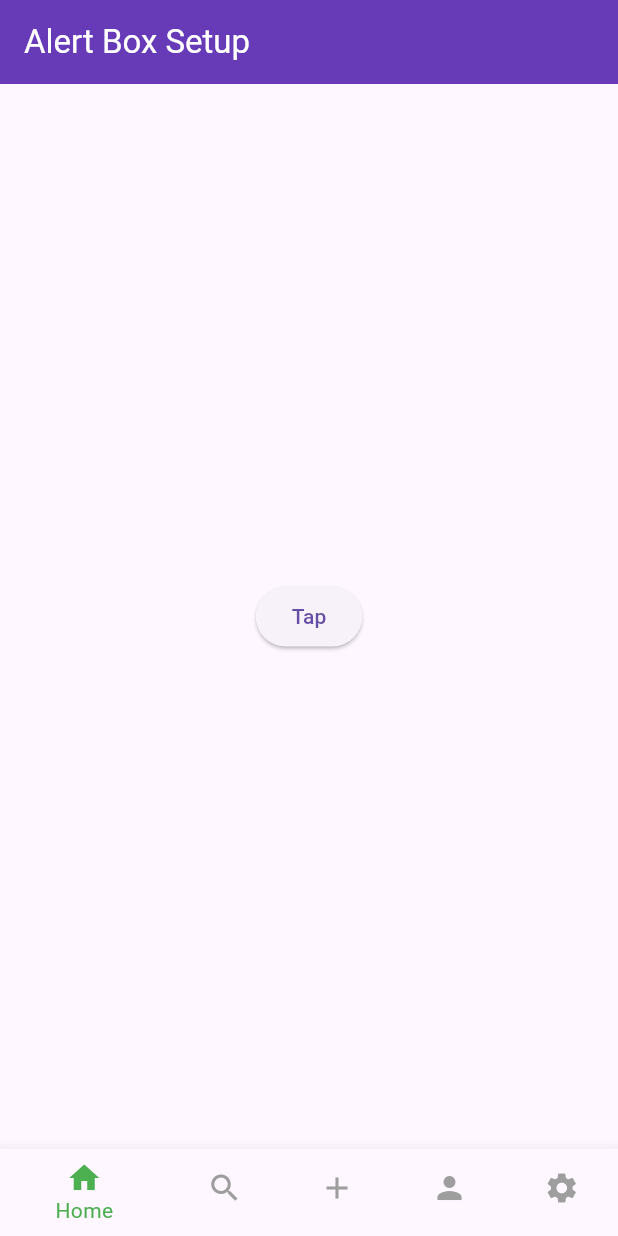
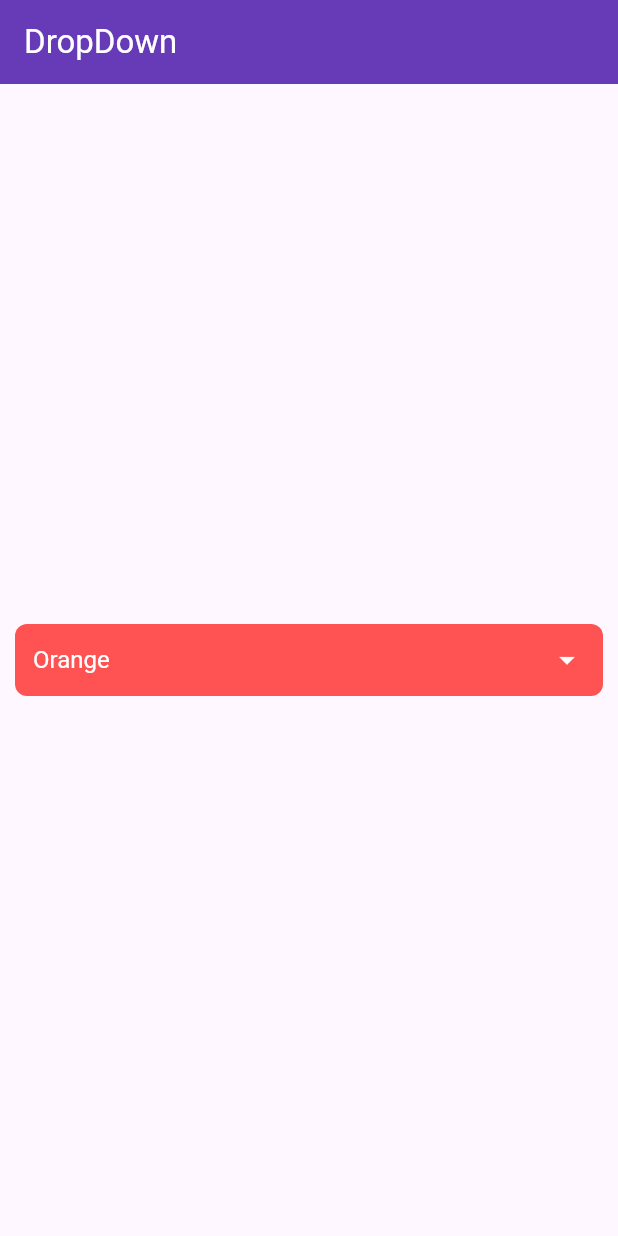
Before and after one commit to Zahed75/test_app, a Flutter app: the screen it shows after launch, on a phone screen of 412 x 824 dp. Run offline on Flutter 3.47's test engine with Material 3 defaults, Android fonts, the light colour scheme and no system bars; our stand-ins replace cached_network_image.

Commit message:
DropDown added

```diff
--- a/lib/main.dart
+++ b/lib/main.dart
@@ -5,6 +5,7 @@ import 'package:test_app/widgets/bottomSheet.dart';
 import 'package:test_app/widgets/button.dart';
 import 'package:test_app/widgets/dismissible.dart';
 import 'package:test_app/widgets/drawer.dart';
+import 'package:test_app/widgets/dropDown.dart';
 import 'package:test_app/widgets/image.dart';
 import 'package:test_app/widgets/list_grid.dart';
 import 'package:test_app/widgets/row_cols.dart';
@@ -28,7 +29,7 @@ class MyApp extends StatelessWidget {
         ),
       ),
 
-      home: BottomNaviWidget(),
+      home: DropDownWidget(),
     );
   }
 }
--- /dev/null
+++ b/lib/widgets/dropDown.dart
@@ -0,0 +1,51 @@
+import 'package:flutter/material.dart';
+
+class DropDownWidget extends StatefulWidget {
+  const DropDownWidget({super.key});
+
+  @override
+  State<DropDownWidget> createState() => _DropDownWidgetState();
+}
+
+class _DropDownWidgetState extends State<DropDownWidget> {
+  String selectedValue = 'Orange';
+
+  final List<String> items = ['Orange', 'Apple', 'WoodApple'];
+
+  @override
+  Widget build(BuildContext context) {
+    return Scaffold(
+      appBar: AppBar(title: Text('DropDown')),
+      body: Center(
+        child: Container(
+          margin: EdgeInsets.all(10),
+          padding: EdgeInsets.symmetric(horizontal: 12),
+          decoration: BoxDecoration(
+            color: Colors.redAccent,
+            borderRadius: BorderRadius.circular(8),
+          ),
+          child: DropdownButton<String>(
+            value: selectedValue,
+            icon: Icon(Icons.arrow_drop_down, color: Colors.white),
+            dropdownColor: Colors.redAccent,
+            style: TextStyle(color: Colors.white, fontSize: 16),
+            underline: SizedBox(), // removes the underline
+            isExpanded: true,
+            items:
+                items.map((String value) {
+                  return DropdownMenuItem<String>(
+                    value: value,
+                    child: Text(value),
+                  );
+                }).toList(),
+            onChanged: (newValue) {
+              setState(() {
+                selectedValue = newValue!;
+              });
+            },
+          ),
+        ),
+      ),
+    );
+  }
+}
```
